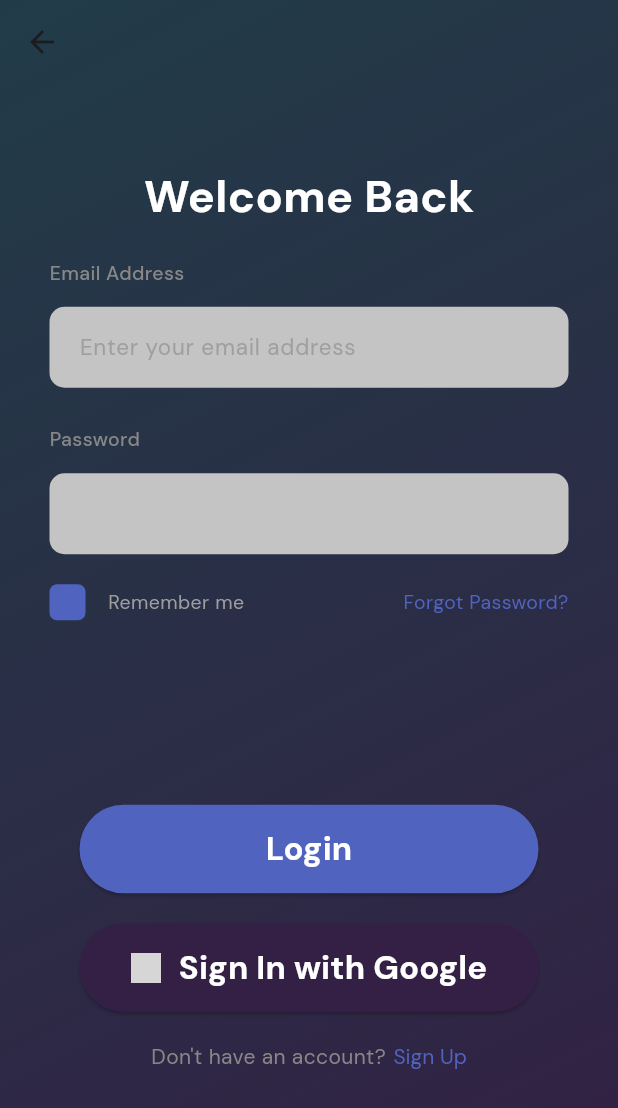
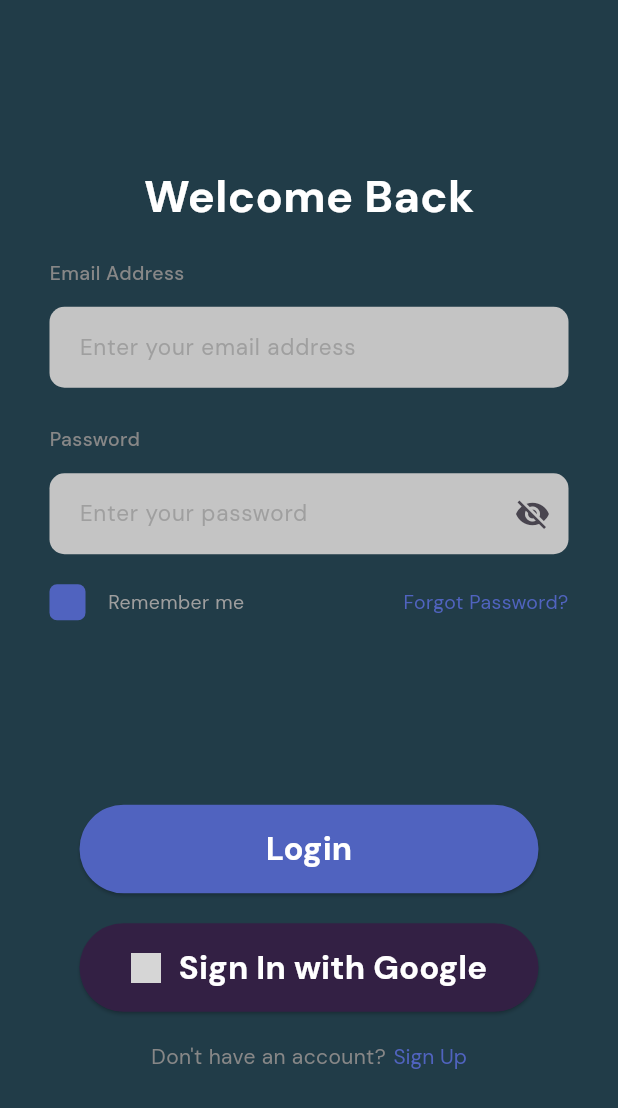
Before and after one commit to Maisho20/Dompet-digital, a Flutter app: the screen it shows after launch, after a tap on "Go to Login Page", on a phone screen of 412 x 824 dp. Shown: the top 1108 px of the screen. Run offline on Flutter 3.47's test engine with Material 3 defaults, Android fonts, the phone set to English and light mode, and no system bars; our stand-ins replace google_fonts; network calls fail; grey boxes are pictures that could not be loaded.

Commit message:
Update login page

```diff
--- a/lib/pages/login.dart
+++ b/lib/pages/login.dart
@@ -2,8 +2,15 @@ import 'package:dompet_digital/constants.dart';
 import 'package:flutter/gestures.dart';
 import 'package:flutter/material.dart';
 
-class LoginPage extends StatelessWidget {
+class LoginPage extends StatefulWidget {
   const LoginPage({Key? key}) : super(key: key);
+
+  @override
+  _LoginPageState createState() => _LoginPageState();
+}
+
+class _LoginPageState extends State<LoginPage> {
+  bool passwordVisible = true;
 
   @override
   Widget build(BuildContext context) {
@@ -20,25 +27,8 @@ class LoginPage extends StatelessWidget {
       //   ),
       // ),
       extendBodyBehindAppBar: true,
-      appBar: AppBar(
-        backgroundColor: Colors.transparent,
-        elevation: 0,
-        leading: IconButton(
-          icon: Icon(Icons.arrow_back),
-          onPressed: () {
-            Navigator.pop(context);
-          },
-        ),
-      ),
-      body: Container(
-        decoration: BoxDecoration(
-          gradient: LinearGradient(
-            begin: Alignment.topLeft,
-            end: Alignment.bottomRight,
-            colors: <Color>[Color(0xFF213C48), Color(0xFF332044)],
-          ),
-        ),
-        child: Center(
+      backgroundColor: Color(0xFF213C48),
+      body: Center(
         child: Container(
           margin: EdgeInsets.symmetric(horizontal: 33),
           child: Column(
@@ -82,8 +72,8 @@ class LoginPage extends StatelessWidget {
                           fontSize: 15,
                           color: thirdColor.withOpacity(0.6),
                         ),
-                          contentPadding: EdgeInsets.symmetric(
-                              horizontal: 20, vertical: 15),
+                        contentPadding:
+                            EdgeInsets.symmetric(horizontal: 20, vertical: 15),
                       ),
                     ),
                   ),
@@ -107,14 +97,27 @@ class LoginPage extends StatelessWidget {
                       color: scndColor,
                     ),
                     child: TextField(
+                      obscureText: passwordVisible,
                       decoration: InputDecoration(
+                          hintText: "Enter your password",
+                          hintStyle: thirdTextStyle.copyWith(
+                            fontSize: 15,
+                            color: thirdColor.withOpacity(0.6),
+                          ),
                           border: InputBorder.none,
                           contentPadding: EdgeInsets.symmetric(
                               horizontal: 20, vertical: 15),
-                        ),
-                        // suffixIcon: Icon(
-                        //   Icons.visibility_off,
-                        // ),
+                          suffixIcon: IconButton(
+                              onPressed: () {
+                                setState(() {
+                                  passwordVisible = !passwordVisible;
+                                });
+                              },
+                              icon: Icon(
+                                passwordVisible
+                                    ? Icons.visibility_off
+                                    : Icons.visibility,
+                              ))),
                     ),
                   ),
                 ],
@@ -234,7 +237,6 @@ class LoginPage extends StatelessWidget {
           ),
         ),
       ),
-      ),
     );
   }
 }
```
Lines whose indentation alone changed are shown as unchanged.
